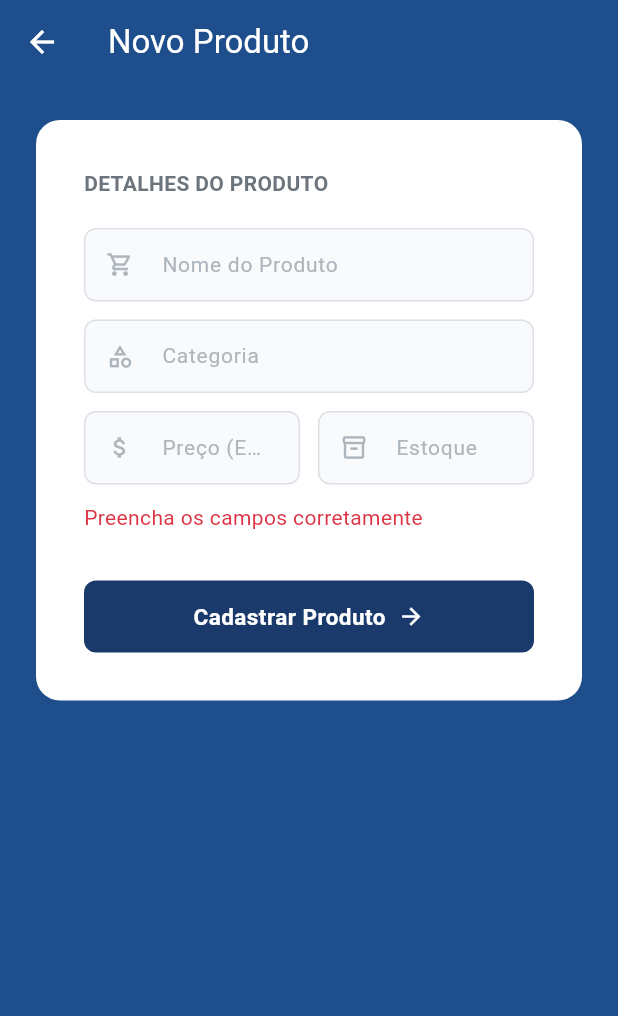
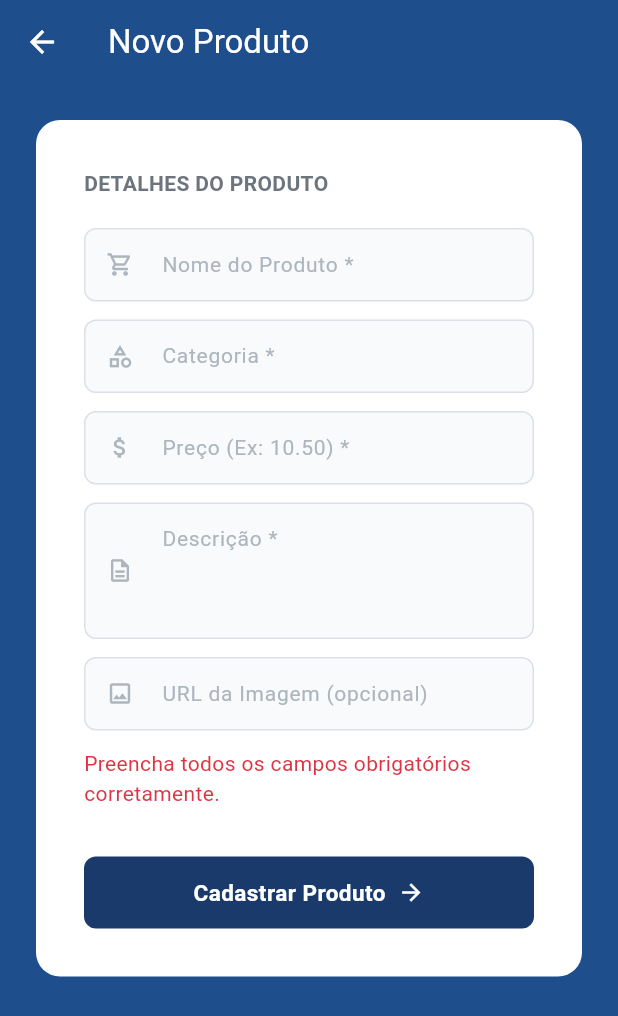
Before and after one commit to carvalhoewerton/devmobile-sm, a Flutter app: the RegisterProductScreen screen opened by its route, after a tap on "Cadastrar Produto", on a phone screen of 412 x 824 dp. Shown: the top 1016 px of the screen. Run offline on Flutter 3.47's test engine with Material 3 defaults, Android fonts, the phone set to English and light mode, and no system bars; our stand-ins replace shared_preferences; accounts and stored records are empty.

Commit message:
feat: adiciona criação de usuário e produto pela fake api

```diff
--- a/lib/screens/register_product_screen.dart
+++ b/lib/screens/register_product_screen.dart
@@ -1,6 +1,5 @@
-import 'dart:convert';
 import 'package:flutter/material.dart';
-import 'package:shared_preferences/shared_preferences.dart';
+import '../service/product_service.dart';
 import '../theme/app_theme.dart';
 import '../widgets/app_text_field.dart';
 import '../widgets/app_button.dart';
@@ -13,47 +12,64 @@ class RegisterProductScreen extends StatefulWidget {
 }
 
 class _RegisterProductScreenState extends State<RegisterProductScreen> {
-  final _nomeController = TextEditingController();
-  final _precoController = TextEditingController();
-  final _estoqueController = TextEditingController();
-  final _categoriaController = TextEditingController();
+  final _titleController = TextEditingController();
+  final _priceController = TextEditingController();
+  final _descriptionController = TextEditingController();
+  final _categoryController = TextEditingController();
+  final _imageController = TextEditingController();
+
+  bool _isLoading = false;
   String? _erro;
 
+  @override
+  void dispose() {
+    _titleController.dispose();
+    _priceController.dispose();
+    _descriptionController.dispose();
+    _categoryController.dispose();
+    _imageController.dispose();
+    super.dispose();
+  }
+
   Future<void> _salvarProduto() async {
-    final nome = _nomeController.text.trim();
-    final preco = double.tryParse(_precoController.text) ?? 0.0;
-    final estoque = int.tryParse(_estoqueController.text) ?? 0;
-    final categoria = _categoriaController.text.trim();
+    final title = _titleController.text.trim();
+    final price = double.tryParse(_priceController.text.replaceAll(',', '.'));
+    final description = _descriptionController.text.trim();
+    final category = _categoryController.text.trim();
+    final image = _imageController.text.trim();
 
-    if (nome.isEmpty || categoria.isEmpty || preco <= 0) {
-      setState(() => _erro = 'Preencha os campos corretamente');
+    if (title.isEmpty || price == null || price <= 0 || description.isEmpty || category.isEmpty) {
+      setState(() => _erro = 'Preencha todos os campos obrigatórios corretamente.');
       return;
     }
 
-    final prefs = await SharedPreferences.getInstance();
+    setState(() {
+      _isLoading = true;
+      _erro = null;
+    });
 
-    final String? produtosJson = prefs.getString('lista_produtos');
-    List<dynamic> listaProdutos = [];
-
-    if (produtosJson != null) {
-      listaProdutos = jsonDecode(produtosJson);
-    }
-
-    final novoProduto = {
-      'nome': nome,
-      'preco': preco,
-      'estoque': estoque,
-      'categoria': categoria,
-    };
-
-    listaProdutos.add(novoProduto);
-    await prefs.setString('lista_produtos', jsonEncode(listaProdutos));
+    try {
+      await ProductService().createProduct(
+        title: title,
+        price: price,
+        description: description,
+        category: category,
+        image: image.isEmpty ? 'https://i.pravatar.cc' : image,
+      );
 
       if (mounted) {
         ScaffoldMessenger.of(context).showSnackBar(
-        const SnackBar(content: Text('Produto cadastrado!'), backgroundColor: AppTheme.success),
+          const SnackBar(
+            content: Text('Produto cadastrado com sucesso!'),
+            backgroundColor: AppTheme.success,
+          ),
         );
         Navigator.pop(context, true);
+      }
+    } catch (e) {
+      setState(() => _erro = 'Erro ao cadastrar produto. Tente novamente.');
+    } finally {
+      if (mounted) setState(() => _isLoading = false);
     }
   }
 
@@ -80,41 +96,46 @@ class _RegisterProductScreenState extends State<RegisterProductScreen> {
             child: Column(
               crossAxisAlignment: CrossAxisAlignment.start,
               children: [
-                const Text('DETALHES DO PRODUTO',
-                  style: TextStyle(fontWeight: FontWeight.bold, color: AppTheme.subtleText)),
+                const Text(
+                  'DETALHES DO PRODUTO',
+                  style: TextStyle(fontWeight: FontWeight.bold, color: AppTheme.subtleText),
+                ),
                 const SizedBox(height: 20),
                 AppTextField(
-                  hint: 'Nome do Produto',
+                  hint: 'Nome do Produto *',
                   prefixIcon: Icons.shopping_cart_outlined,
-                  controller: _nomeController,
+                  controller: _titleController,
+                  maxLines: 1,
                 ),
                 const SizedBox(height: 12),
                 AppTextField(
-                  hint: 'Categoria',
+                  hint: 'Categoria *',
                   prefixIcon: Icons.category_outlined,
-                  controller: _categoriaController,
+                  controller: _categoryController,
+                  maxLines: 1,
                 ),
                 const SizedBox(height: 12),
-                Row(
-                  children: [
-                    Expanded(
-                      child: AppTextField(
-                        hint: 'Preço (Ex: 10.50)',
+                AppTextField(
+                  hint: 'Preço (Ex: 10.50) *',
                   prefixIcon: Icons.attach_money,
                   keyboardType: TextInputType.number,
-                        controller: _precoController,
+                  controller: _priceController,
+                  maxLines: 1,
                 ),
+                const SizedBox(height: 12),
+                AppTextField(
+                  hint: 'Descrição *',
+                  prefixIcon: Icons.description_outlined,
+                  controller: _descriptionController,
+                  maxLines: 3,
                 ),
-                    const SizedBox(width: 12),
-                    Expanded(
-                      child: AppTextField(
-                        hint: 'Estoque',
-                        prefixIcon: Icons.inventory_2_outlined,
-                        keyboardType: TextInputType.number,
-                        controller: _estoqueController,
-                      ),
-                    ),
-                  ],
+                const SizedBox(height: 12),
+                AppTextField(
+                  hint: 'URL da Imagem (opcional)',
+                  prefixIcon: Icons.image_outlined,
+                  controller: _imageController,
+                  keyboardType: TextInputType.url,
+                  maxLines: 1,
                 ),
                 if (_erro != null)
                   Padding(
@@ -123,8 +144,8 @@ class _RegisterProductScreenState extends State<RegisterProductScreen> {
                   ),
                 const SizedBox(height: 32),
                 AppButton(
-                  label: 'Cadastrar Produto',
-                  onPressed: _salvarProduto,
+                  label: _isLoading ? 'Cadastrando...' : 'Cadastrar Produto',
+                  onPressed: _isLoading ? () {} : () => _salvarProduto(),
                 ),
               ],
             ),
--- a/lib/widgets/app_text_field.dart
+++ b/lib/widgets/app_text_field.dart
@@ -7,6 +7,7 @@ class AppTextField extends StatelessWidget {
   final bool isPassword;
   final TextInputType keyboardType;
   final TextEditingController? controller;
+  final int maxLines;
 
   const AppTextField({
     super.key,
@@ -15,6 +16,7 @@ class AppTextField extends StatelessWidget {
     this.isPassword = false,
     this.keyboardType = TextInputType.text,
     this.controller,
+    this.maxLines = 1,
   });
 
   @override
@@ -23,6 +25,7 @@ class AppTextField extends StatelessWidget {
       controller: controller,
       obscureText: isPassword,
       keyboardType: keyboardType,
+      maxLines: maxLines,
       style: const TextStyle(
         fontSize: 14,
         color: AppTheme.bodyText,
```
Also changed, not shown: lib/model/user_model.dart (added, +22 -0 lines), lib/screens/login_screen.dart (+5 -2 lines), lib/screens/register_screen.dart (+33 -12 lines), lib/service/product_service.dart (+27 -0 lines), lib/service/user_service.dart (added, +34 -0 lines). Lines whose indentation alone changed are shown as unchanged.
